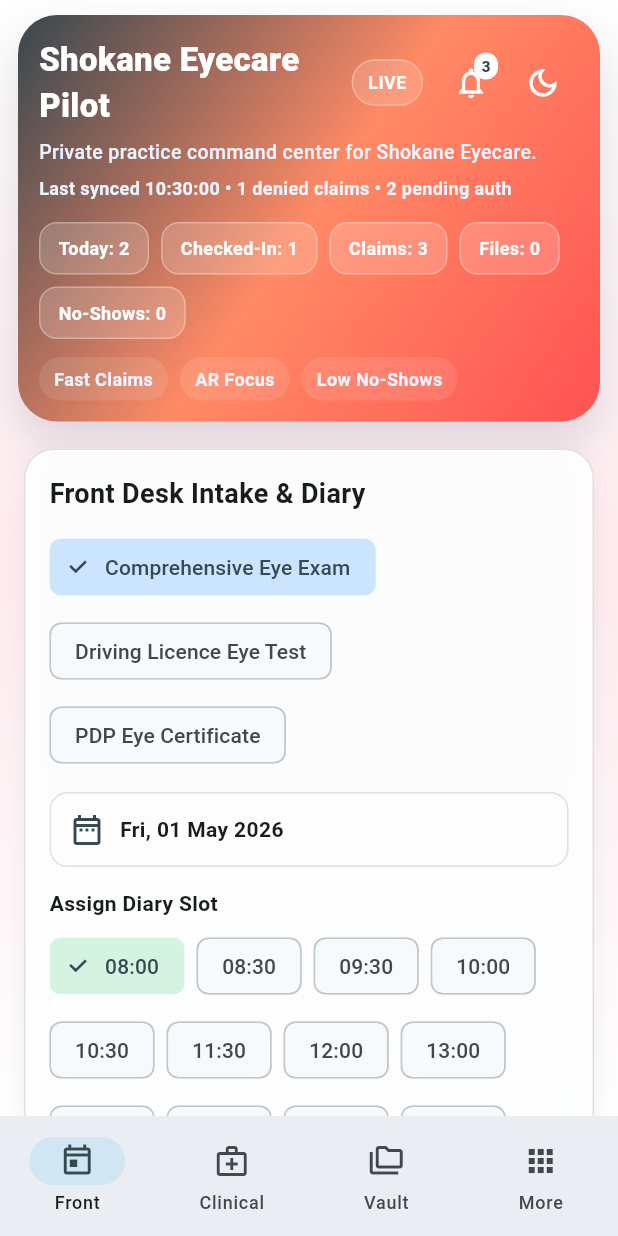
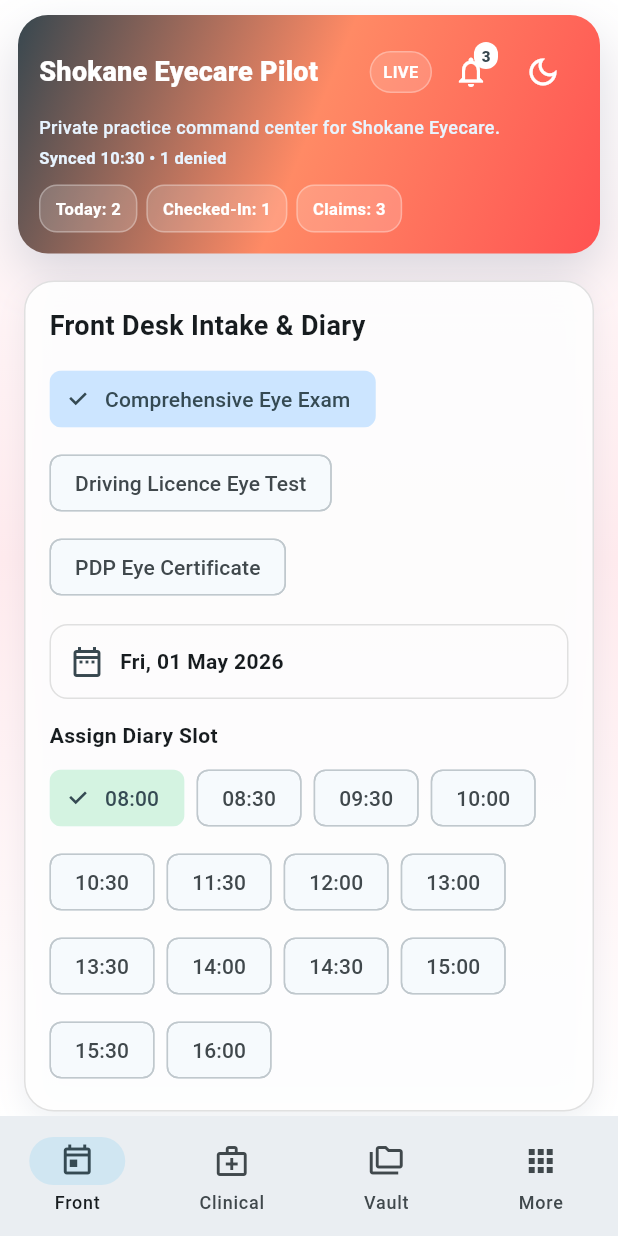
Before and after one commit to KutumelaP/shokane-eyecare-pilot-demo, a Flutter app: the screen it shows after launch, on a phone screen of 412 x 824 dp. Run offline on Flutter 3.47's test engine with Material 3 defaults, Android fonts, the phone set to English and light mode, and no system bars; our stand-ins replace file_picker, pdf, printing.

Commit message:
Improve mobile responsiveness for header and clinical date strip.
Made-with: Cursor

```diff
--- a/lib/main.dart
+++ b/lib/main.dart
@@ -1639,12 +1639,19 @@ class _Header extends StatelessWidget {
 
   @override
   Widget build(BuildContext context) {
+    final syncedText = isMobile
+        ? 'Synced ${DateFormat('HH:mm').format(lastSyncedAt)} • '
+            '${metrics['deniedClaims'] ?? 0} denied'
+        : 'Last synced ${DateFormat('HH:mm:ss').format(lastSyncedAt)} • '
+            '${metrics['deniedClaims'] ?? 0} denied claims • '
+            '${metrics['pendingAuth'] ?? 0} pending auth';
+
     return Padding(
       padding: EdgeInsets.fromLTRB(12, isMobile ? 10 : 14, 12, 10),
       child: Container(
         padding: EdgeInsets.all(isMobile ? 14 : 18),
         decoration: BoxDecoration(
-          borderRadius: BorderRadius.circular(26),
+          borderRadius: BorderRadius.circular(isMobile ? 20 : 26),
           gradient: const LinearGradient(
             begin: Alignment.topLeft,
             end: Alignment.bottomRight,
@@ -1667,37 +1674,37 @@ class _Header extends StatelessWidget {
           children: [
             Row(
               children: [
-                const Expanded(
+                Expanded(
                   child: Text(
                     'Shokane Eyecare Pilot',
                     style: TextStyle(
                       color: Colors.white,
-                      fontSize: 22,
+                      fontSize: isMobile ? 18 : 22,
                       fontWeight: FontWeight.w800,
                       letterSpacing: 0.2,
                     ),
                   ),
                 ),
                 Container(
-                  padding: const EdgeInsets.symmetric(
-                    horizontal: 10,
-                    vertical: 6,
+                  padding: EdgeInsets.symmetric(
+                    horizontal: isMobile ? 8 : 10,
+                    vertical: isMobile ? 5 : 6,
                   ),
                   decoration: BoxDecoration(
                     color: const Color(0x26FFFFFF),
                     borderRadius: BorderRadius.circular(999),
                     border: Border.all(color: const Color(0x4CFFFFFF)),
                   ),
-                  child: const Text(
+                  child: Text(
                     'LIVE',
                     style: TextStyle(
                       color: Colors.white,
                       fontWeight: FontWeight.w700,
-                      fontSize: 12,
-                    ),
-                  ),
-                ),
-                const SizedBox(width: 8),
+                      fontSize: isMobile ? 11 : 12,
+                    ),
+                  ),
+                ),
+                SizedBox(width: isMobile ? 2 : 8),
                 if (!isMobile)
                   IconButton(
                     tooltip: compactRail
@@ -1761,38 +1768,39 @@ class _Header extends StatelessWidget {
                 ),
               ],
             ),
-            const SizedBox(height: 6),
+            SizedBox(height: isMobile ? 4 : 6),
             Text(
               'Private practice command center for ${selectedPractice.name}.',
-              style: const TextStyle(
+              style: TextStyle(
                 color: Color(0xFFE8F4FF),
-                fontSize: 13,
+                fontSize: isMobile ? 12 : 13,
                 fontWeight: FontWeight.w500,
               ),
             ),
-            const SizedBox(height: 6),
+            SizedBox(height: isMobile ? 4 : 6),
             Text(
-              'Last synced ${DateFormat('HH:mm:ss').format(lastSyncedAt)} • '
-              '${metrics['deniedClaims'] ?? 0} denied claims • '
-              '${metrics['pendingAuth'] ?? 0} pending auth',
-              style: const TextStyle(
+              syncedText,
+              style: TextStyle(
                 color: Color(0xFFE8F4FF),
-                fontSize: 12,
+                fontSize: isMobile ? 11 : 12,
                 fontWeight: FontWeight.w600,
               ),
             ),
-            const SizedBox(height: 14),
+            SizedBox(height: isMobile ? 10 : 14),
             Wrap(
-              spacing: 8,
-              runSpacing: 8,
-              children: [
-                _kpi('Today', '${metrics['todayBookings']}'),
-                _kpi('Checked-In', '${metrics['checkedIn']}'),
-                _kpi('Claims', '${metrics['claimCount']}'),
-                _kpi('Files', '${metrics['fileCount']}'),
-                _kpi('No-Shows', '${metrics['noShows']}'),
-              ],
-            ),
+              spacing: isMobile ? 6 : 8,
+              runSpacing: isMobile ? 6 : 8,
+              children: [
+                _kpi('Today', '${metrics['todayBookings']}', compact: isMobile),
+                _kpi('Checked-In', '${metrics['checkedIn']}', compact: isMobile),
+                _kpi('Claims', '${metrics['claimCount']}', compact: isMobile),
+                if (!isMobile)
+                  _kpi('Files', '${metrics['fileCount']}', compact: isMobile),
+                if (!isMobile)
+                  _kpi('No-Shows', '${metrics['noShows']}', compact: isMobile),
+              ],
+            ),
+            if (!isMobile) ...[
               const SizedBox(height: 12),
               const Wrap(
                 spacing: 8,
@@ -1804,14 +1812,18 @@ class _Header extends StatelessWidget {
                 ],
               ),
             ],
-        ),
-      ),
-    );
-  }
-
-  Widget _kpi(String label, String value) {
+          ],
+        ),
+      ),
+    );
+  }
+
+  Widget _kpi(String label, String value, {required bool compact}) {
     return Container(
-      padding: const EdgeInsets.symmetric(horizontal: 12, vertical: 8),
+      padding: EdgeInsets.symmetric(
+        horizontal: compact ? 10 : 12,
+        vertical: compact ? 7 : 8,
+      ),
       decoration: BoxDecoration(
         color: const Color(0x2CFFFFFF),
         borderRadius: BorderRadius.circular(12),
@@ -1819,10 +1831,10 @@ class _Header extends StatelessWidget {
       ),
       child: Text(
         '$label: $value',
-        style: const TextStyle(
+        style: TextStyle(
           color: Colors.white,
           fontWeight: FontWeight.w700,
-          fontSize: 12,
+          fontSize: compact ? 11 : 12,
         ),
       ),
     );
@@ -2674,18 +2686,75 @@ class _StaffPanelState extends State<StaffPanel> {
               borderRadius: BorderRadius.circular(14),
               border: Border.all(color: AppPalette.atlanticSand),
             ),
-            child: Row(
+            child: LayoutBuilder(
+              builder: (context, constraints) {
+                final isCompact = constraints.maxWidth < 760;
+                final dateLabel = DateFormat('EEEE, dd MMM yyyy').format(date);
+
+                if (isCompact) {
+                  return Column(
+                    crossAxisAlignment: CrossAxisAlignment.start,
+                    children: [
+                      Row(
                         children: [
                           const Icon(
                             Icons.event_note_outlined,
                             color: AppPalette.primary,
                           ),
                           const SizedBox(width: 10),
-                Text(
-                  DateFormat('EEEE, dd MMM yyyy').format(date),
+                          Expanded(
+                            child: Text(
+                              dateLabel,
+                              maxLines: 1,
+                              overflow: TextOverflow.ellipsis,
                               style: const TextStyle(fontWeight: FontWeight.w600),
                             ),
-                const Spacer(),
+                          ),
+                        ],
+                      ),
+                      const SizedBox(height: 8),
+                      Row(
+                        children: [
+                          Expanded(
+                            child: Text(
+                              widget.selectedPractice.name,
+                              maxLines: 1,
+                              overflow: TextOverflow.ellipsis,
+                              style: const TextStyle(
+                                fontSize: 12,
+                                color: AppPalette.primary,
+                                fontWeight: FontWeight.w600,
+                              ),
+                            ),
+                          ),
+                          const SizedBox(width: 8),
+                          TextButton.icon(
+                            onPressed: _pickDate,
+                            icon: const Icon(Icons.calendar_month_outlined),
+                            label: const Text('Change Day'),
+                          ),
+                        ],
+                      ),
+                    ],
+                  );
+                }
+
+                return Row(
+                  children: [
+                    const Icon(
+                      Icons.event_note_outlined,
+                      color: AppPalette.primary,
+                    ),
+                    const SizedBox(width: 10),
+                    Expanded(
+                      child: Text(
+                        dateLabel,
+                        maxLines: 1,
+                        overflow: TextOverflow.ellipsis,
+                        style: const TextStyle(fontWeight: FontWeight.w600),
+                      ),
+                    ),
+                    const SizedBox(width: 12),
                     Text(
                       widget.selectedPractice.name,
                       style: const TextStyle(
@@ -2701,6 +2770,8 @@ class _StaffPanelState extends State<StaffPanel> {
                       label: const Text('Change Day'),
                     ),
                   ],
+                );
+              },
             ),
           ),
         ),
```
Also changed, not shown: 3 other files. Lines whose indentation alone changed are shown as unchanged.
